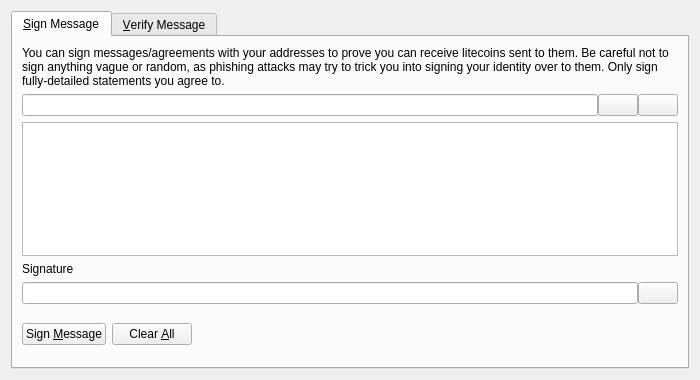
Qt form src/qt/forms/signverifymessagedialog.ui (hongchen2000/MetaCoin) before a commit.
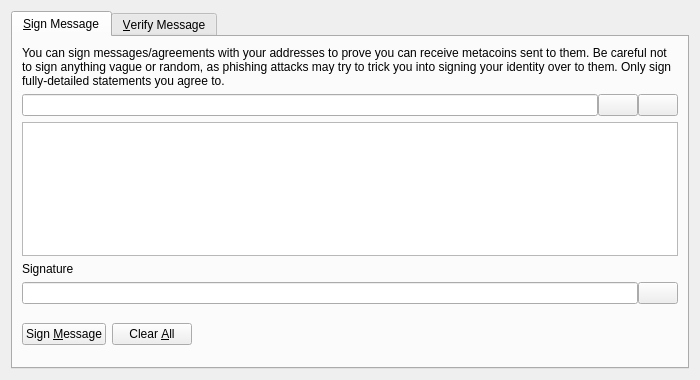
The same form after that commit. Icons and pictures are not drawn. Custom widgets are drawn as their Qt base class.

```diff
--- a/src/qt/forms/signverifymessagedialog.ui
+++ b/src/qt/forms/signverifymessagedialog.ui
@@ -30,7 +30,7 @@
        <item>
         <widget class="QLabel" name="infoLabel_SM">
          <property name="text">
-          <string>You can sign messages/agreements with your addresses to prove you can receive litecoins sent to them. Be careful not to sign anything vague or random, as phishing attacks may try to trick you into signing your identity over to them. Only sign fully-detailed statements you agree to.</string>
+          <string>You can sign messages/agreements with your addresses to prove you can receive metacoins sent to them. Be careful not to sign anything vague or random, as phishing attacks may try to trick you into signing your identity over to them. Only sign fully-detailed statements you agree to.</string>
          </property>
          <property name="textFormat">
           <enum>Qt::PlainText</enum>
```
Left out of the diff: 8 changed lines with no effect on the pictures.
